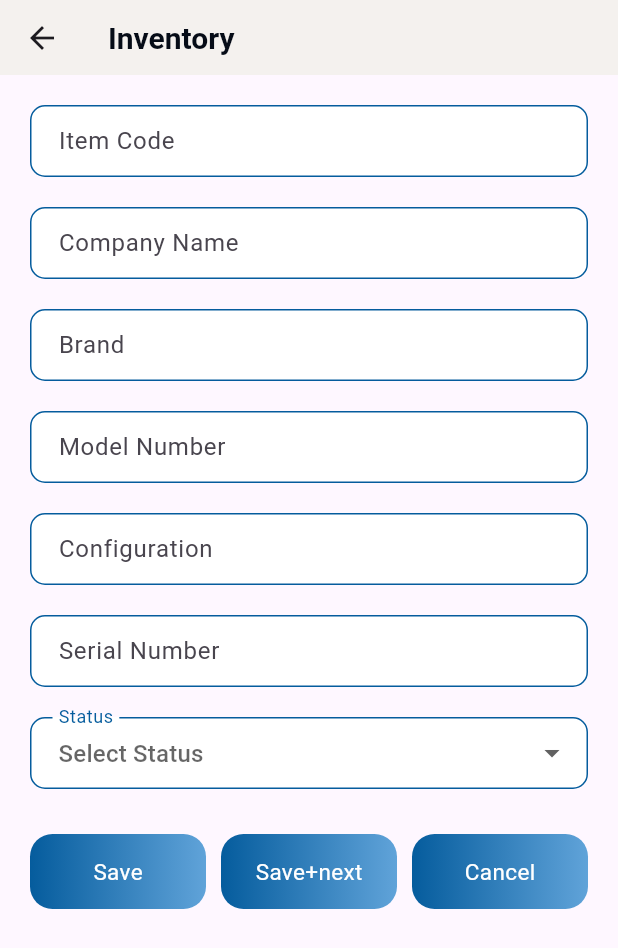
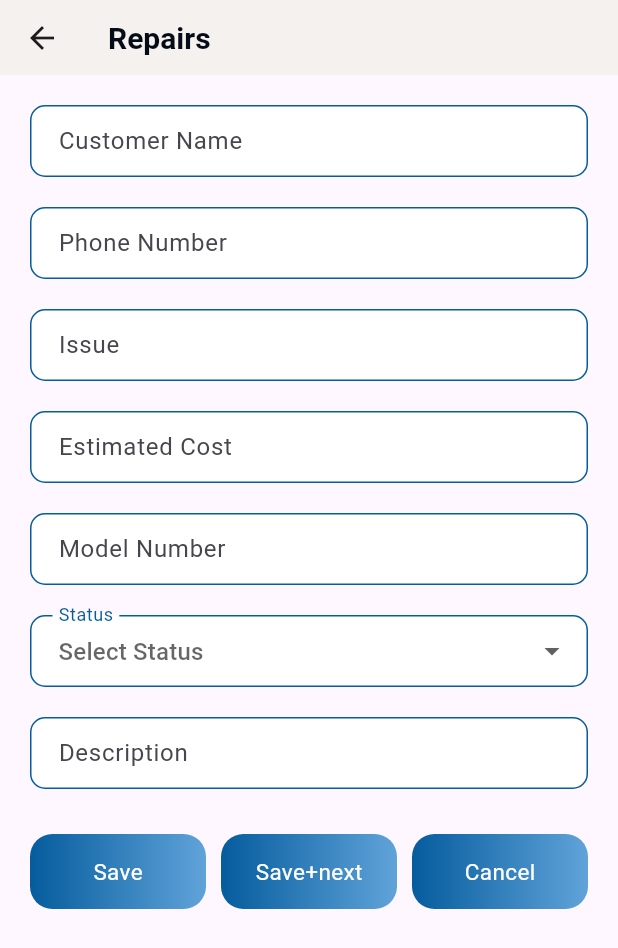
Before and after one commit to Vyzion-Innovation/Inventory-Flutter-MobileApp, a Flutter app: the RepairScreen screen opened directly, after a tap on the "add" icon, on a phone screen of 412 x 824 dp. Shown: the top 948 px of the screen. Run offline on Flutter 3.47's test engine with Material 3 defaults, Android fonts, the light colour scheme and no system bars; our stand-ins replace get, progress_dialog_null_safe, shared_preferences; accounts and stored records are empty.

Commit message:
inventory list card, and login ui changes

```diff
--- /dev/null
+++ b/lib/Add_Repair/Controller/repair_controller.dart
@@ -0,0 +1,41 @@
+import 'package:flutter/material.dart';
+import 'package:get/get.dart';
+
+class RepairFormController extends GetxController {
+  // Form Key
+  final formKey = GlobalKey<FormState>();
+
+  // Text Controllers
+  final customeNameController = TextEditingController();
+  final phoneNumberController = TextEditingController();
+  final issueController = TextEditingController();
+  final estimatedCostController = TextEditingController();
+  final modelNumberController = TextEditingController();
+
+  final statusController = TextEditingController();
+
+  final descriptionController = TextEditingController();
+  final dateController = TextEditingController();
+
+  final finalCostController = TextEditingController();
+
+  // Dropdown state
+  RxString selectedDropdownItem = ''.obs;
+  RxString selectedBuyer = ''.obs;
+  RxString selectedSeller = ''.obs;
+
+  // Dropdown options
+  final items = ['Receive', 'Complete'];
+
+  // Save Data Method
+  void saveData() {
+    if (formKey.currentState!.validate()) {
+      // Handle saving data logic
+      print("Form Saved!");
+    }
+  }
+
+  void cancelsaving() {
+    Get.back();
+  }
+}
--- /dev/null
+++ b/lib/Add_Repair/View/repair_screen.dart
@@ -0,0 +1,193 @@
+import 'package:flutter/material.dart';
+import 'package:get/get.dart';
+import 'package:inventoryappflutter/Add_Repair/Controller/repair_controller.dart';
+import 'package:inventoryappflutter/Constant/appStrings.dart';
+import 'package:inventoryappflutter/Constant/app_colors.dart';
+import 'package:inventoryappflutter/Constant/error_messages.dart';
+import 'package:inventoryappflutter/Extension/form_validator.dart';
+import 'package:inventoryappflutter/common/app_common_appbar.dart';
+import 'package:inventoryappflutter/common/app_common_button.dart';
+import 'package:inventoryappflutter/common/app_text.dart';
+import 'package:inventoryappflutter/common/common_drop_down_text_field.dart';
+import 'package:inventoryappflutter/common/customTextField.dart';
+
+class RepairFormScreen extends StatelessWidget {
+  final RepairFormController controller = Get.put(RepairFormController());
+
+  @override
+  Widget build(BuildContext context) {
+    return Scaffold(
+     appBar: const CustomAppBar(
+        title: AppText( Strings.repair , fontSize: 20, fontWeight: FontWeight.bold,),
+      ),
+      body: Padding(
+        padding: const EdgeInsets.all(20.0),
+        child: Form(
+          key: controller.formKey,
+          child: ListView(
+            children: [
+              CustomTextField(
+                labelText: "Customer Name",
+                hintText: "Enter name",
+                controller: controller.customeNameController,
+                borderSide:
+                    const BorderSide(color: AppColors.primaryColor, width: 1.0),
+                validator: FieldValidator.validateItemCode,
+              ),
+              const SizedBox(height: 20),
+              CustomTextField(
+                labelText: "Phone Number",
+                hintText: "Enter Phone Number",
+                controller: controller.phoneNumberController,
+                borderSide:
+                    const BorderSide(color: AppColors.primaryColor, width: 1.0),
+                validator: FieldValidator.validateCompanyName,
+              ),
+              const SizedBox(height: 20),
+              CustomTextField(
+                labelText: "Issue",
+                hintText: "Enter Issue",
+                controller: controller.issueController,
+                borderSide:
+                    const BorderSide(color: AppColors.primaryColor, width: 1.0),
+                validator: FieldValidator.validateBrand,
+              ),
+              const SizedBox(height: 20),
+              CustomTextField(
+                labelText: "Estimated Cost",
+                hintText: "Enter Estimated Cost",
+                controller: controller.estimatedCostController,
+                borderSide:
+                    const BorderSide(color: AppColors.primaryColor, width: 1.0),
+                validator: FieldValidator.validateModelNumber,
+              ),
+              const SizedBox(height: 20),
+              CustomTextField(
+                labelText: "Model Number",
+                hintText: "Enter Model Number",
+                controller: controller.modelNumberController,
+                borderSide:
+                    const BorderSide(color: AppColors.primaryColor, width: 1.0),
+                validator: FieldValidator.validateConfiguration,
+              ),
+
+              const SizedBox(height: 20),
+              Obx(() => CommonDropDownTextField(
+                    labelText: "Status",
+                    hintText: "Select Status",
+                    value: controller.selectedDropdownItem.value.isEmpty
+                        ? null
+                        : controller.selectedDropdownItem.value,
+                    items: controller.items
+                        .map((item) => DropdownMenuItem(
+                              value: item,
+                              child: Text(item),
+                            ))
+                        .toList(),
+                    onChanged: (value) =>
+                        controller.selectedDropdownItem.value = value ?? '',
+                    validator: (value) =>
+                        value == null || value.isEmpty ? "Required" : null,
+                    fillColor: AppColors.colorWhite,
+                    borderSide: const BorderSide(
+                        color: AppColors.primaryColor, width: 1.0),
+                  )),
+
+              const SizedBox(height: 20),
+                CustomTextField(
+                        labelText: "Description",
+                        hintText: "Enter Description",
+                        controller: controller.descriptionController,
+                        borderSide: const BorderSide(
+                            color: AppColors.primaryColor, width: 1.0),
+                        validator: FieldValidator.validateItemCode,
+                      ),
+                        const SizedBox(height: 20),
+              Obx(() {
+                if (controller.selectedDropdownItem.value == "Complete") {
+                  return Column(
+                    children: [
+                      CustomTextField(
+                        labelText: "Complete Date",
+                        hintText: "Enter Date",
+                        controller: controller.dateController,
+                        borderSide: const BorderSide(
+                            color: AppColors.primaryColor, width: 1.0),
+                        suffix: IconButton(
+                          onPressed: () async {
+                            DateTime? pickedDate = await showDatePicker(
+                              context: context,
+                              initialDate:
+                                  DateTime.now(), // Current date as the default
+                              firstDate:
+                                  DateTime(2000), // Earliest selectable date
+                              lastDate:
+                                  DateTime(2100), // Latest selectable date
+                            );
+                            if (pickedDate != null) {
+                              // Format date and update the controller
+                              controller.dateController.text =
+                                  "${pickedDate.year}-${pickedDate.month.toString().padLeft(2, '0')}-${pickedDate.day.toString().padLeft(2, '0')}";
+                            }
+                          },
+                          icon: Icon(
+                            Icons.calendar_month,
+                          ),
+                        ),
+                        validator: FieldValidator.validateItemCode,
+                      ),
+                      const SizedBox(height: 20),
+                      CustomTextField(
+                        labelText: "Final Cost",
+                        hintText: "Enter Final Cost",
+                        controller: controller.finalCostController,
+                        borderSide: const BorderSide(
+                            color: AppColors.primaryColor, width: 1.0),
+                        validator: FieldValidator.validateItemCode,
+                      ),
+
+                    ],
+                  );
+                }
+                return SizedBox();
+              }),
+              SizedBox(height: 10),
+              Row(
+                mainAxisAlignment: MainAxisAlignment
+                    .spaceBetween, // Adjust alignment as needed
+                children: [
+                  Expanded(
+                    child: CustomButton(
+                      title: Strings.save,
+                      onTap: () {
+                        controller.saveData();
+                      },
+                    ),
+                  ),
+                  SizedBox(width: 10), // Spacing between buttons
+                  Expanded(
+                    child: CustomButton(
+                      title: Strings.saveNext,
+                      onTap: () {
+                        controller.saveData();
+                      },
+                    ),
+                  ),
+                  SizedBox(width: 10), // Spacing between buttons
+                  Expanded(
+                    child: CustomButton(
+                      title: Strings.cancel,
+                      onTap: () {
+                        controller.cancelsaving();
+                      },
+                    ),
+                  ),
+                ],
+              )
+            ],
+          ),
+        ),
+      ),
+    );
+  }
+}
--- a/lib/Login/Controller/login_controller.dart
+++ b/lib/Login/Controller/login_controller.dart
@@ -9,11 +9,17 @@ class LoginController extends GetxController {
   final formKey = GlobalKey<FormState>(); // Form key for validation
   TextEditingController emailController = TextEditingController();
   TextEditingController passwordController = TextEditingController();
+   var rememberMe = false.obs;  // Add this line for remember me checkbox state
 
   var passwordVisible = false.obs; // Reactive variable for password visibility
 
   void togglePasswordVisibility() {
     passwordVisible.value = !passwordVisible.value; // Toggle visibility
+  }
+
+
+  void toggleRememberMe(bool value) {
+    rememberMe.value = value;  // Update the value when checkbox is toggled
   }
 
   Future<void> login() async {
--- a/lib/Repair/Controller/repair controller.dart
+++ b/lib/Repair/Controller/repair controller.dart
@@ -1,6 +1,7 @@
 import 'package:flutter/material.dart';
 import 'package:get/get.dart';
 import 'package:inventoryappflutter/AddInventory/View/add_inventory.dart';
+import 'package:inventoryappflutter/Add_Repair/View/repair_screen.dart';
 
 class RepairController extends GetxController {
   var filteredRepair = [].obs; // To store filtered items
@@ -72,7 +73,7 @@ class RepairController extends GetxController {
   }
 
   void addItem() {
-    Get.to(() => InventoryFormScreen());
+    Get.to(() => RepairFormScreen());
   }
 
   void editItem() {
--- a/lib/Repair/View/repair_screen.dart
+++ b/lib/Repair/View/repair_screen.dart
@@ -47,17 +47,140 @@ class RepairScreen extends StatelessWidget {
               ),
             )
           ]),
-      // body: Column(
-      //   children: [
-      //     filterButtons(),
+      body: Column(
+        children: [
+          filterButtons(),
 
-      //     Expanded(child: inventoryListBuilder()),
-      //   ],
-      // ),
+          Expanded(child: inventoryListBuilder()),
+        ],
+      ),
     );
   }
 
+  Widget inventoryListBuilder() {
+    return Obx(() {
+      if (controller.repairList.isEmpty) {
+        return const Center(child: Text('No data available'));
+      }
+      return ListView.builder(
+        itemCount: controller.repairList.length,
+        itemBuilder: (context, index) {
+          final profile = controller.repairList[index];
+          return inventoryItemCard(profile);
+        },
+      );
+    });
+  }
 
+  Widget inventoryItemCard(dynamic profile) {
+  return Padding(
+    padding: const EdgeInsets.all(12.0),
+    child: CommonCard(
+      padding: const EdgeInsets.all(16),
+      onTap: () {
+        print("Card clicked for item code: ${profile['itemCode']}");
+      },
+      additionalWidgets: [
+        Row(
+          mainAxisAlignment: MainAxisAlignment.spaceBetween,
+          children: [
+            // Left column for item details
+            Expanded(
+              child: Column(
+                crossAxisAlignment: CrossAxisAlignment.start,
+                children: [
+                  AppText('Job No.: ${profile['itemCode'] ?? ""}',
+                      fontWeight: FontWeight.bold, fontSize: 16),
+                  const SizedBox(height: 8),
+                  AppText('Name: ${profile['ModelNumber'] ?? ""}',
+                      fontWeight: FontWeight.bold, fontSize: 14),
+                  const SizedBox(height: 8),
+                  AppText('Phone No.: ${profile['configuration'] ?? ""}',
+                      fontWeight: FontWeight.bold, fontSize: 14),
+                  const SizedBox(height: 8),
+                  AppText('Issue: ${profile['serialNumber'] ?? ""}',
+                      fontWeight: FontWeight.bold, fontSize: 14),
+                  const SizedBox(height: 8),
+                  AppText('Estimated Cost: ${profile['status'] ?? ""}',
+                      fontWeight: FontWeight.bold, fontSize: 14),
+                       AppText('Model.: ${profile['configuration'] ?? ""}',
+                      fontWeight: FontWeight.bold, fontSize: 14),
+                  const SizedBox(height: 8),
+                  AppText('Status: ${profile['serialNumber'] ?? ""}',
+                      fontWeight: FontWeight.bold, fontSize: 14),
+                  const SizedBox(height: 8),
+                  AppText('Created At: ${profile['status'] ?? ""}',
+                      fontWeight: FontWeight.bold, fontSize: 14),
+                ],
+              ),
+            ),
+            const SizedBox(width: 12),
+            // Right column for action buttons
+            Column(
+              mainAxisAlignment: MainAxisAlignment.center,
+              children: [
+                IconButton(
+                  icon: const Icon(Icons.edit, size: 20),
+                  onPressed: controller.editItem,
+                  padding: const EdgeInsets.symmetric(vertical: 8.0),
+                ),
+                IconButton(
+                  icon: const Icon(Icons.delete, size: 20),
+                  onPressed: controller.deleteItem,
+                  padding: const EdgeInsets.symmetric(vertical: 8.0),
+                ),
+              ],
+            ),
+          ],
+        ),
+      ],
+    ),
+  );
+}
+
+
+  Widget filterButtons() {
+  return Padding(
+    padding: const EdgeInsets.symmetric(horizontal: 10.0, vertical: 6),
+    child: Row(
+      mainAxisAlignment: MainAxisAlignment.spaceBetween,
+      children: [
+        Obx(() => Expanded(
+              child: FilterButton(
+                label: repairTextStrings.btnTextALL,
+                isSelected: controller.selectedButton.value == 'All',
+                onTap: () {
+                  controller.selectedButton.value = 'All';
+                  controller.fetchRepairList(filterType: 'All');
+                },
+              ),
+            )),
+        const SizedBox(width: 10),
+        Obx(() => Expanded(
+              child: FilterButton(
+                label: repairTextStrings.btnTextRecieve,
+                isSelected: controller.selectedButton.value == 'Recieve',
+                onTap: () {
+                  controller.selectedButton.value = 'Recieve';
+                  controller.fetchRepairList(filterType: 'Recieve');
+                },
+              ),
+            )),
+        const SizedBox(width: 10),
+        Obx(() => Expanded(
+              child: FilterButton(
+                label: repairTextStrings.btnTextcomplete,
+                isSelected: controller.selectedButton.value == 'Complete',
+                onTap: () {
+                  controller.selectedButton.value = 'Complete';
+                  controller.fetchRepairList(filterType: 'Complete');
+                },
+              ),
+            )),
+      ],
+    ),
+  );
+}
 
   Widget searchBar() {
     return SizedBox(
```
Also changed, not shown: lib/Constant/appStrings.dart (+13 -0 lines), lib/Inventory/view/inventory_screen.dart (+101 -79 lines), lib/Login/View/login_screen.dart (+14 -1 lines), assets/image/logo.png, assets/image/logo1.png (added).
